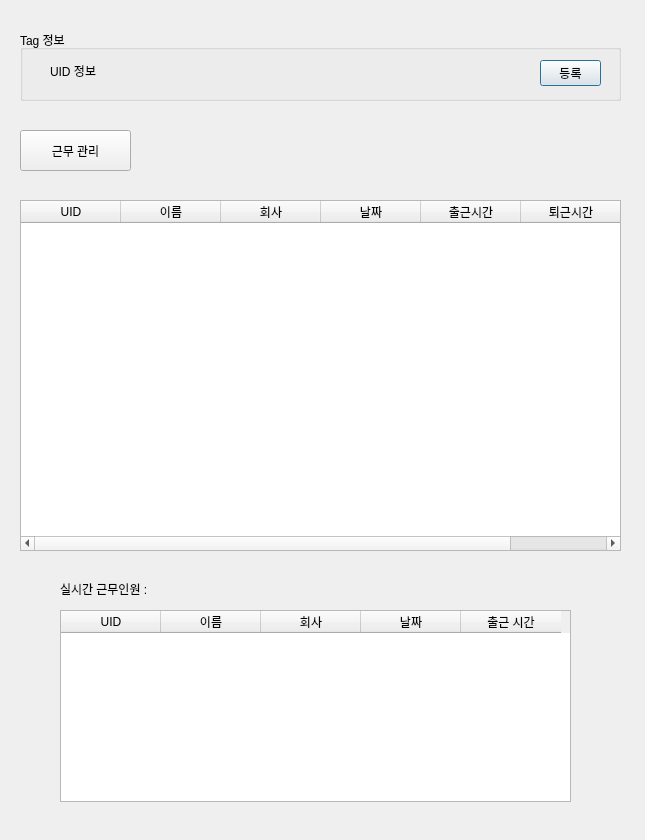
Qt form joeffice/iot_project_access.ui (addinedu-ros-10th/iot-repo-1) before a commit.
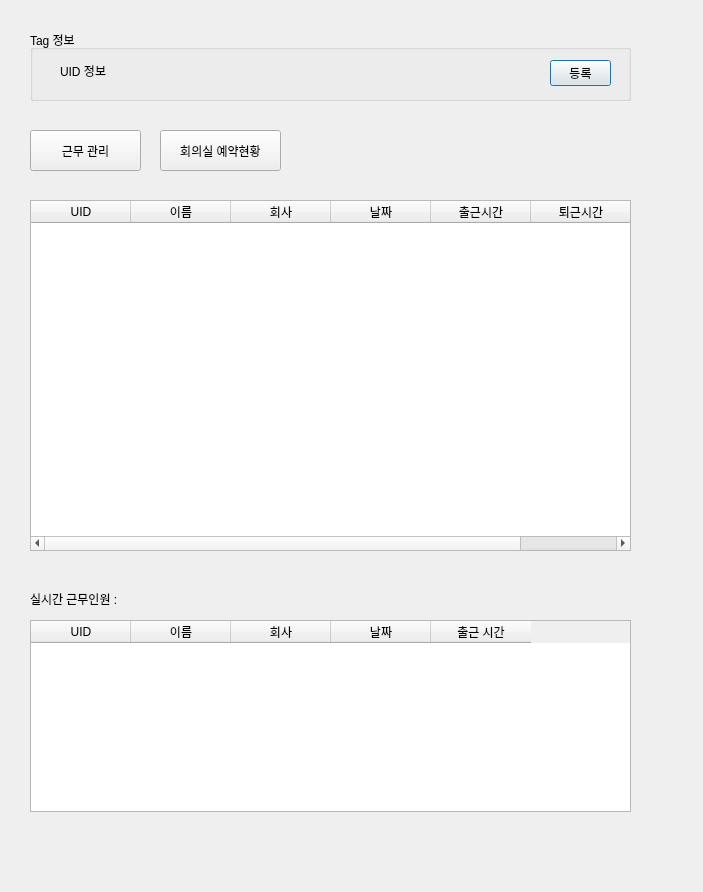
The same form after that commit.

Commit message: access, parking sys update

```diff
--- a/joeffice/iot_project_access.ui
+++ b/joeffice/iot_project_access.ui
@@ -6,8 +6,8 @@
    <rect>
     <x>0</x>
     <y>0</y>
-    <width>645</width>
-    <height>840</height>
+    <width>703</width>
+    <height>892</height>
    </rect>
   </property>
   <property name="windowTitle">
@@ -16,7 +16,7 @@
   <widget class="QGroupBox" name="groupBox">
    <property name="geometry">
     <rect>
-     <x>20</x>
+     <x>30</x>
      <y>30</y>
      <width>601</width>
      <height>71</height>
@@ -74,7 +74,7 @@
   <widget class="QTableWidget" name="tableWidget">
    <property name="geometry">
     <rect>
-     <x>20</x>
+     <x>30</x>
      <y>200</y>
      <width>601</width>
      <height>351</height>
@@ -114,7 +114,7 @@
   <widget class="QPushButton" name="managementButton">
    <property name="geometry">
     <rect>
-     <x>20</x>
+     <x>30</x>
      <y>130</y>
      <width>111</width>
      <height>41</height>
@@ -127,9 +127,9 @@
   <widget class="QTableWidget" name="tableWidget_2">
    <property name="geometry">
     <rect>
-     <x>60</x>
-     <y>610</y>
-     <width>511</width>
+     <x>30</x>
+     <y>620</y>
+     <width>601</width>
      <height>192</height>
     </rect>
    </property>
@@ -162,8 +162,8 @@
   <widget class="QLabel" name="label_2">
    <property name="geometry">
     <rect>
-     <x>60</x>
-     <y>580</y>
+     <x>30</x>
+     <y>590</y>
      <width>191</width>
      <height>18</height>
     </rect>
@@ -172,6 +172,19 @@
     <string>실시간 근무인원 :</string>
    </property>
   </widget>
+  <widget class="QPushButton" name="mtrcheckButton">
+   <property name="geometry">
+    <rect>
+     <x>160</x>
+     <y>130</y>
+     <width>121</width>
+     <height>41</height>
+    </rect>
+   </property>
+   <property name="text">
+    <string>회의실 예약현황</string>
+   </property>
+  </widget>
  </widget>
  <resources/>
  <connections/>
```
The commit also changes 4 other files.
